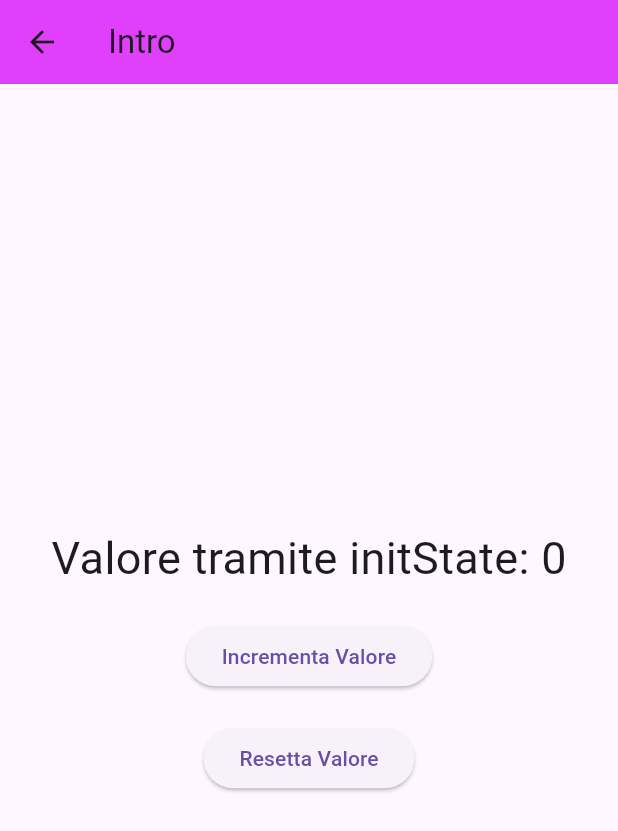
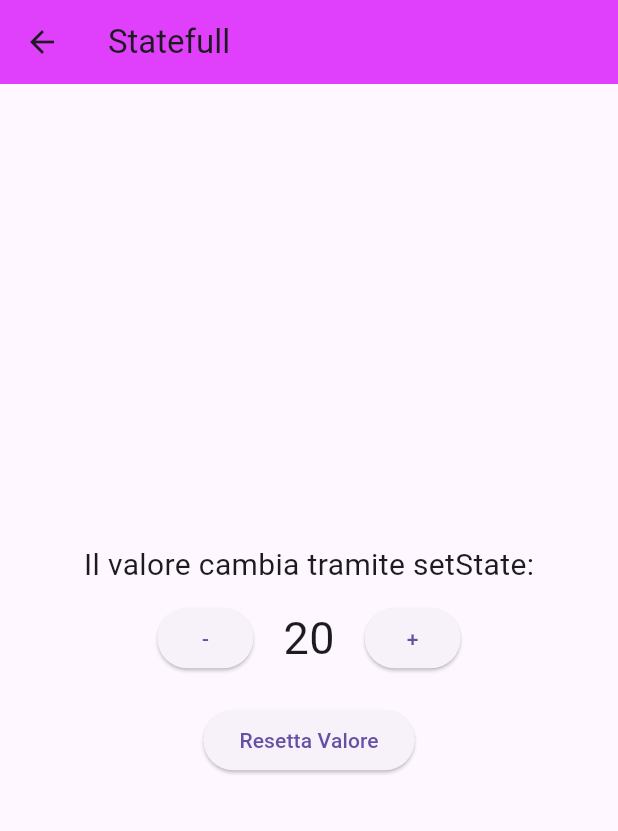
Before and after one commit to TheDollMaster98/flutter_tutorial, a Flutter app: the Tutorial1 screen opened by its route, after a tap on "Resetta Valore", on a phone screen of 412 x 824 dp. Shown: the top 831 px of the screen. Run offline on Flutter 3.47's test engine with Material 3 defaults, Android fonts, the phone set to English and light mode, and no system bars; missing offline and left inert: intro_flutter_0.

Commit message:
fix statefull tutorial

```diff
--- a/lib/tutorial_1_stateful/tutorial_1.dart
+++ b/lib/tutorial_1_stateful/tutorial_1.dart
@@ -34,19 +34,36 @@ class Tutorial1State extends State<Tutorial1> {
     // Stai utilizzando il widget Scaffold per creare la struttura di base dell'app.
     return Scaffold(
       appBar: AppBar(
-        title: const Text('Intro'),
+        title: const Text('Statefull'),
       ),
       // Nel corpo dello Scaffold, stai visualizzando un testo al centro dello schermo.
       body: Center(
         child: Column(
           mainAxisAlignment: MainAxisAlignment.center,
           children: [
+            const Text(
+              "Il valore cambia tramite setState:",
+              style: TextStyle(fontSize: 20),
+            ),
+            const SizedBox(height: 10),
+            Row(
+              mainAxisAlignment: MainAxisAlignment.center,
+              children: [
+                ElevatedButton(
+                  onPressed: () {
+                    setState(() {
+                      // Decrementa il valore di 'value' di 1 ogni volta che il pulsante viene premuto.
+                      value--;
+                    });
+                  },
+                  child: const Text('-'),
+                ),
+                const SizedBox(width: 20),
                 Text(
-              "Valore tramite initState: $value",
+                  '$value',
                   style: const TextStyle(fontSize: 30),
                 ),
-            const SizedBox(height: 20),
-            // Aggiungi un pulsante che cambia lo stato del widget quando premuto.
+                const SizedBox(width: 20),
                 ElevatedButton(
                   onPressed: () {
                     setState(() {
@@ -54,15 +71,16 @@ class Tutorial1State extends State<Tutorial1> {
                       value++;
                     });
                   },
-              child: const Text('Incrementa Valore'),
+                  child: const Text('+'),
+                ),
+              ],
             ),
             const SizedBox(height: 20),
-            // Aggiungi un pulsante che resetta il valore al valore iniziale.
             ElevatedButton(
               onPressed: () {
                 setState(() {
                   // Resetta il valore di 'value' al valore iniziale.
-                  value = 0;
+                  value = initialValue;
                 });
               },
               child: const Text('Resetta Valore'),
```
Lines whose indentation alone changed are shown as unchanged.
